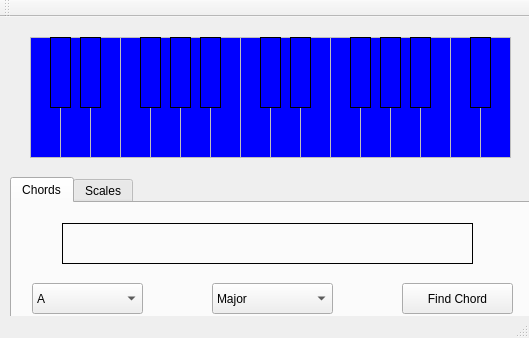
This is mainwindow.ui in tjruth99/PianoHelper as Qt 5 draws it before an edit. The edited form follows.
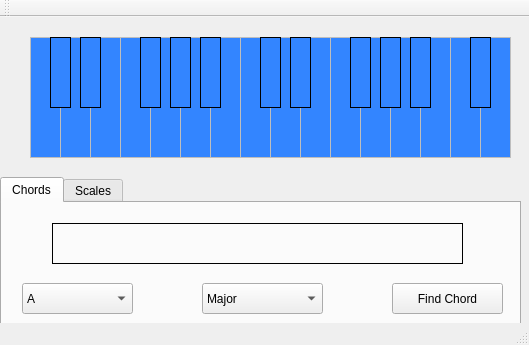
This is the edited form.

Patch:
```diff
--- a/mainwindow.ui
+++ b/mainwindow.ui
@@ -7,7 +7,7 @@
     <x>0</x>
     <y>0</y>
     <width>529</width>
-    <height>338</height>
+    <height>345</height>
    </rect>
   </property>
   <property name="windowTitle">
@@ -17,7 +17,7 @@
    <widget class="QTabWidget" name="tabWidget">
     <property name="geometry">
      <rect>
-      <x>10</x>
+      <x>0</x>
       <y>160</y>
       <width>521</width>
       <height>151</height>
@@ -388,7 +388,7 @@
      <bool>false</bool>
     </property>
     <property name="styleSheet">
-     <string notr="true">background-color: blue; font-color: white;</string>
+     <string notr="true">background-color: #3385ff</string>
     </property>
     <property name="frameShape">
      <enum>QFrame::Box</enum>
@@ -425,7 +425,7 @@
      <bool>false</bool>
     </property>
     <property name="styleSheet">
-     <string notr="true">background-color: blue; font-color: white;</string>
+     <string notr="true">background-color: #3385ff</string>
     </property>
     <property name="frameShape">
      <enum>QFrame::Box</enum>
@@ -459,7 +459,7 @@
      <bool>false</bool>
     </property>
     <property name="styleSheet">
-     <string notr="true">background-color: blue; font-color: white;</string>
+     <string notr="true">background-color: #3385ff</string>
     </property>
     <property name="frameShape">
      <enum>QFrame::Box</enum>
@@ -496,7 +496,7 @@
      <bool>false</bool>
     </property>
     <property name="styleSheet">
-     <string notr="true">background-color: blue; font-color: white;</string>
+     <string notr="true">background-color: #3385ff</string>
     </property>
     <property name="frameShape">
      <enum>QFrame::Box</enum>
@@ -533,7 +533,7 @@
      <bool>false</bool>
     </property>
     <property name="styleSheet">
-     <string notr="true">background-color: blue; font-color: white;</string>
+     <string notr="true">background-color: #3385ff</string>
     </property>
     <property name="frameShape">
      <enum>QFrame::Box</enum>
@@ -570,7 +570,7 @@
      <bool>false</bool>
     </property>
     <property name="styleSheet">
-     <string notr="true">background-color: blue; font-color: white;</string>
+     <string notr="true">background-color: #3385ff</string>
     </property>
     <property name="frameShape">
      <enum>QFrame::Box</enum>
@@ -607,7 +607,7 @@
      <bool>false</bool>
     </property>
     <property name="styleSheet">
-     <string notr="true">background-color: blue; font-color: white;</string>
+     <string notr="true">background-color: #3385ff</string>
     </property>
     <property name="frameShape">
      <enum>QFrame::Box</enum>
@@ -644,7 +644,7 @@
      <bool>false</bool>
     </property>
     <property name="styleSheet">
-     <string notr="true">background-color: blue; font-color: white;</string>
+     <string notr="true">background-color: #3385ff</string>
     </property>
     <property name="frameShape">
      <enum>QFrame::Box</enum>
@@ -681,7 +681,7 @@
      <bool>false</bool>
     </property>
     <property name="styleSheet">
-     <string notr="true">background-color: blue; font-color: white;</string>
+     <string notr="true">background-color: #3385ff</string>
     </property>
     <property name="frameShape">
      <enum>QFrame::Box</enum>
@@ -718,7 +718,7 @@
      <bool>false</bool>
     </property>
     <property name="styleSheet">
-     <string notr="true">background-color: blue; font-color: white;</string>
+     <string notr="true">background-color: #3385ff</string>
     </property>
     <property name="frameShape">
      <enum>QFrame::Box</enum>
@@ -755,7 +755,7 @@
      <bool>false</bool>
     </property>
     <property name="styleSheet">
-     <string notr="true">background-color: blue; font-color: white;</string>
+     <string notr="true">background-color: #3385ff</string>
     </property>
     <property name="frameShape">
      <enum>QFrame::Box</enum>
@@ -792,7 +792,7 @@
      <bool>false</bool>
     </property>
     <property name="styleSheet">
-     <string notr="true">background-color: blue; font-color: white;</string>
+     <string notr="true">background-color: #3385ff</string>
     </property>
     <property name="frameShape">
      <enum>QFrame::Box</enum>
@@ -829,7 +829,7 @@
      <bool>false</bool>
     </property>
     <property name="styleSheet">
-     <string notr="true">background-color: blue; font-color: white;</string>
+     <string notr="true">background-color: #3385ff</string>
     </property>
     <property name="frameShape">
      <enum>QFrame::Box</enum>
@@ -866,7 +866,7 @@
      <bool>false</bool>
     </property>
     <property name="styleSheet">
-     <string notr="true">background-color: blue; font-color: white;</string>
+     <string notr="true">background-color: #3385ff</string>
     </property>
     <property name="frameShape">
      <enum>QFrame::Box</enum>
@@ -903,7 +903,7 @@
      <bool>false</bool>
     </property>
     <property name="styleSheet">
-     <string notr="true">background-color: blue; font-color: white;</string>
+     <string notr="true">background-color: #3385ff</string>
     </property>
     <property name="frameShape">
      <enum>QFrame::Box</enum>
@@ -940,7 +940,7 @@
      <bool>false</bool>
     </property>
     <property name="styleSheet">
-     <string notr="true">background-color: blue; font-color: white;</string>
+     <string notr="true">background-color: #3385ff</string>
     </property>
     <property name="frameShape">
      <enum>QFrame::Box</enum>
@@ -974,7 +974,7 @@
      <bool>false</bool>
     </property>
     <property name="styleSheet">
-     <string notr="true">background-color: blue; font-color: white;</string>
+     <string notr="true">background-color: #3385ff</string>
     </property>
     <property name="frameShape">
      <enum>QFrame::Box</enum>
@@ -1008,7 +1008,7 @@
      <bool>false</bool>
     </property>
     <property name="styleSheet">
-     <string notr="true">background-color: blue; font-color: white;</string>
+     <string notr="true">background-color: #3385ff</string>
     </property>
     <property name="frameShape">
      <enum>QFrame::Box</enum>
@@ -1042,7 +1042,7 @@
      <bool>false</bool>
     </property>
     <property name="styleSheet">
-     <string notr="true">background-color: blue; font-color: white;</string>
+     <string notr="true">background-color: #3385ff</string>
     </property>
     <property name="frameShape">
      <enum>QFrame::Box</enum>
@@ -1076,7 +1076,7 @@
      <bool>false</bool>
     </property>
     <property name="styleSheet">
-     <string notr="true">background-color: blue; font-color: white;</string>
+     <string notr="true">background-color: #3385ff</string>
     </property>
     <property name="frameShape">
      <enum>QFrame::Box</enum>
@@ -1110,7 +1110,7 @@
      <bool>false</bool>
     </property>
     <property name="styleSheet">
-     <string notr="true">background-color: blue; font-color: white;</string>
+     <string notr="true">background-color: #3385ff</string>
     </property>
     <property name="frameShape">
      <enum>QFrame::Box</enum>
@@ -1144,7 +1144,7 @@
      <bool>false</bool>
     </property>
     <property name="styleSheet">
-     <string notr="true">background-color: blue; font-color: white;</string>
+     <string notr="true">background-color: #3385ff</string>
     </property>
     <property name="frameShape">
      <enum>QFrame::Box</enum>
@@ -1178,7 +1178,7 @@
      <bool>false</bool>
     </property>
     <property name="styleSheet">
-     <string notr="true">background-color: blue; font-color: white;</string>
+     <string notr="true">background-color: #3385ff</string>
     </property>
     <property name="frameShape">
      <enum>QFrame::Box</enum>
@@ -1212,7 +1212,7 @@
      <bool>false</bool>
     </property>
     <property name="styleSheet">
-     <string notr="true">background-color: blue; font-color: white;</string>
+     <string notr="true">background-color: #3385ff</string>
     </property>
     <property name="frameShape">
      <enum>QFrame::Box</enum>
@@ -1246,7 +1246,7 @@
      <bool>false</bool>
     </property>
     <property name="styleSheet">
-     <string notr="true">background-color: blue; font-color: white;</string>
+     <string notr="true">background-color: #3385ff</string>
     </property>
     <property name="frameShape">
      <enum>QFrame::Box</enum>
@@ -1280,7 +1280,7 @@
      <bool>false</bool>
     </property>
     <property name="styleSheet">
-     <string notr="true">background-color: blue; font-color: white;</string>
+     <string notr="true">background-color: #3385ff</string>
     </property>
     <property name="frameShape">
      <enum>QFrame::Box</enum>
@@ -1317,7 +1317,7 @@
      <bool>false</bool>
     </property>
     <property name="styleSheet">
-     <string notr="true">background-color: blue; font-color: white;</string>
+     <string notr="true">background-color: #3385ff</string>
     </property>
     <property name="frameShape">
      <enum>QFrame::Box</enum>
```
Left out of the diff: 133 changed lines with no effect on the pictures.
